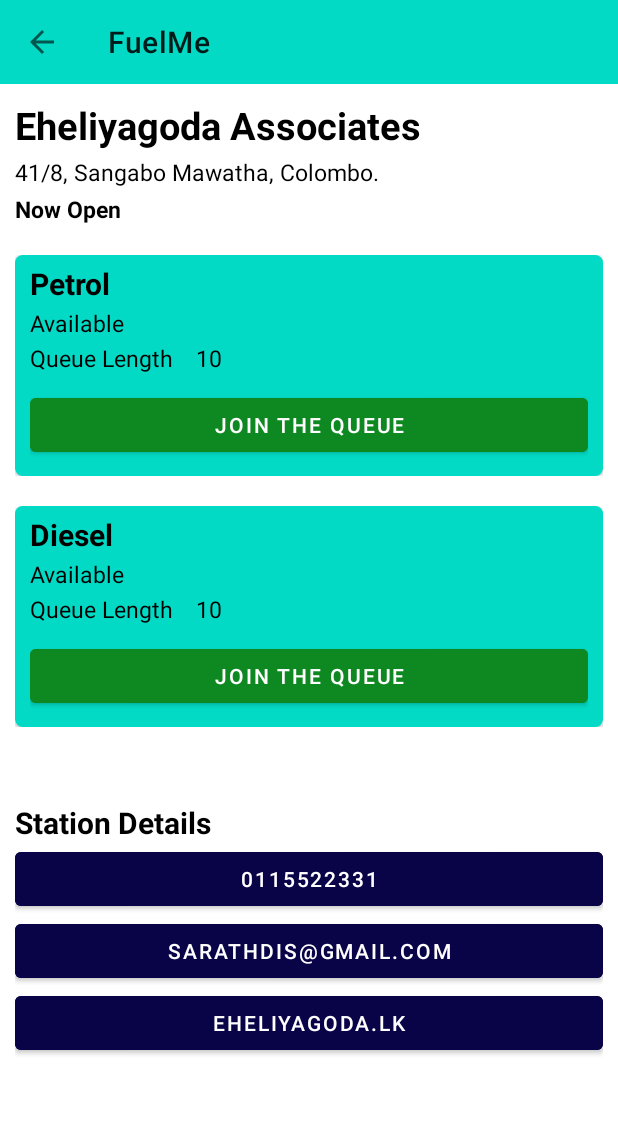
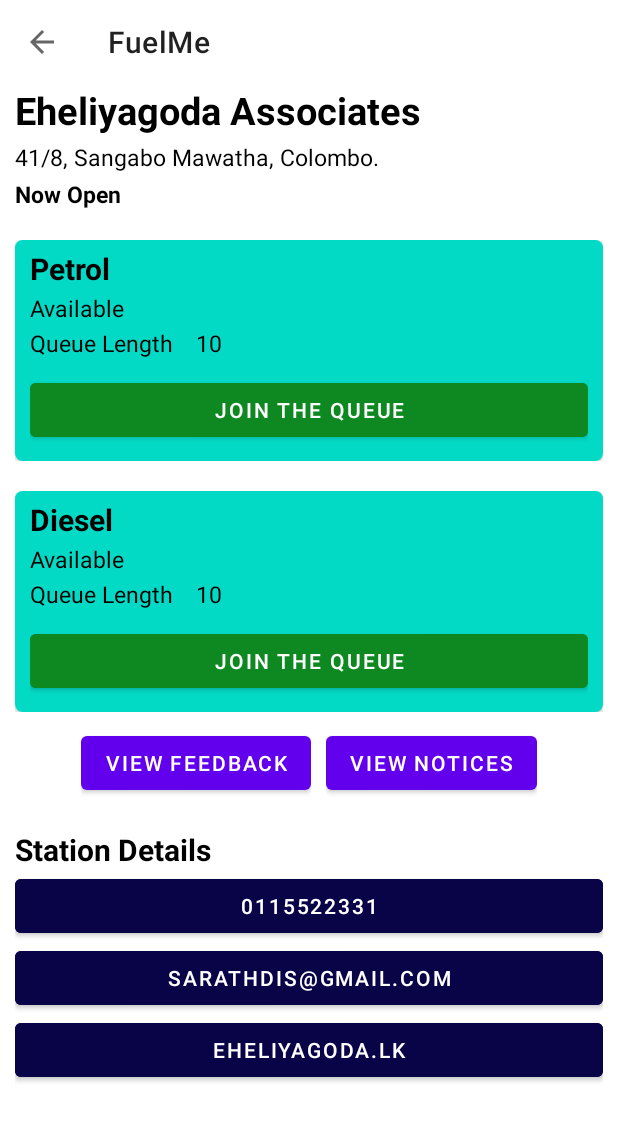
Before and after one commit to paradocx96/FuelMe-App, an Android app: the StationSingleViewActivity screen opened directly, with no data from a screen before it, on a phone screen of 412 x 824 dp. Shown: the top 1121 px of the screen. Run offline under Robolectric (Android 15) with nearby library versions, the phone set to English and light mode, and no system bars.

Commit message:
Added view notices and feedback button to StationSingleViewActivity and its layout

```diff
--- a/app/src/main/java/com/example/fuelme/ui/mainscreen/StationSingleViewActivity.java
+++ b/app/src/main/java/com/example/fuelme/ui/mainscreen/StationSingleViewActivity.java
@@ -17,7 +17,8 @@ public class StationSingleViewActivity extends AppCompatActivity {
     String TAG = "demo";
     TextView textViewStationName, textViewStationAddress, textViewOpenStatus,
             textViewPetrolAvailabilityStatus, textViewDieselAvailabilityStatus, textViewPetrolQueueLength, textViewDieselQueueLength;
-    Button petrolQueueUpdateButton, dieselQueueUpdateButton, stationPhoneNumberButton, stationEmailButton, websiteButton;
+    Button petrolQueueUpdateButton, dieselQueueUpdateButton, stationPhoneNumberButton, stationEmailButton, websiteButton,
+            viewFeedbackButton, viewNoticesButton;
 
     @Override
     protected void onCreate(Bundle savedInstanceState) {
@@ -43,6 +44,8 @@ public class StationSingleViewActivity extends AppCompatActivity {
         stationPhoneNumberButton = findViewById(R.id.btn_phoneNumber_station_single_view);
         stationEmailButton = findViewById(R.id.btn_email_station_single_view);
         websiteButton = findViewById(R.id.btn_website_station_single_view);
+        viewFeedbackButton = findViewById(R.id.btnViewFeedback_station_single_view);
+        viewNoticesButton = findViewById(R.id.btnViewNotices_station_single_view);
 
         //get the extras
         Bundle extras  = getIntent().getExtras();
--- a/app/src/main/res/layout/activity_station_single_view.xml
+++ b/app/src/main/res/layout/activity_station_single_view.xml
@@ -12,7 +12,7 @@
         android:id="@+id/station_single_view_toolbar"
         android:layout_width="match_parent"
         android:layout_height="?attr/actionBarSize"
-        android:background="@color/teal_200" />
+         />
 
     <LinearLayout
         android:layout_width="match_parent"
@@ -24,7 +24,6 @@
             android:layout_height="wrap_content"
             android:paddingLeft="10dp"
             android:paddingRight="10dp"
-            android:paddingTop="10dp"
             android:text="@string/sample_station_name"
             android:textSize="25sp"
             android:textStyle="bold"
@@ -241,11 +240,53 @@
         </androidx.cardview.widget.CardView>
     </LinearLayout>
 
+    <LinearLayout
+        android:layout_width="match_parent"
+        android:layout_height="wrap_content"
+        android:orientation="horizontal"
+        android:gravity="center"
+        android:paddingTop="10dp"
+        android:paddingLeft="10dp"
+        android:paddingRight="10dp"
+        >
+
+        <LinearLayout
+            android:layout_width="wrap_content"
+            android:layout_height="wrap_content"
+            android:orientation="horizontal">
+            <Button
+                android:id="@+id/btnViewFeedback_station_single_view"
+                android:layout_width="0dp"
+                android:layout_height="wrap_content"
+                android:text="@string/view_feedback"
+                android:layout_weight="1"
+                />
+        </LinearLayout>
+
+        <LinearLayout
+            android:layout_width="wrap_content"
+            android:layout_height="wrap_content"
+            android:orientation="horizontal"
+            android:paddingLeft="10dp"
+            >
+            <Button
+                android:id="@+id/btnViewNotices_station_single_view"
+                android:layout_width="0dp"
+                android:layout_height="wrap_content"
+                android:text="@string/view_notices"
+                android:layout_weight="1"
+                />
+        </LinearLayout>
+
+
+
+    </LinearLayout>
+
 
     <LinearLayout
         android:layout_width="match_parent"
         android:layout_height="match_parent"
-        android:paddingTop="50dp"
+        android:paddingTop="20dp"
         android:paddingLeft="10dp"
         android:paddingRight="10dp"
         android:orientation="vertical">
--- a/app/src/main/res/values/strings.xml
+++ b/app/src/main/res/values/strings.xml
@@ -39,4 +39,6 @@
     <string name="mark_diesel_unavailable">Mark Diesel Unavailable</string>
     <string name="close_station">Close the station</string>
     <string name="view_all_owned_stations">View all your stations</string>
+    <string name="view_feedback">View Feedback</string>
+    <string name="view_notices">View Notices</string>
 </resources>
```
